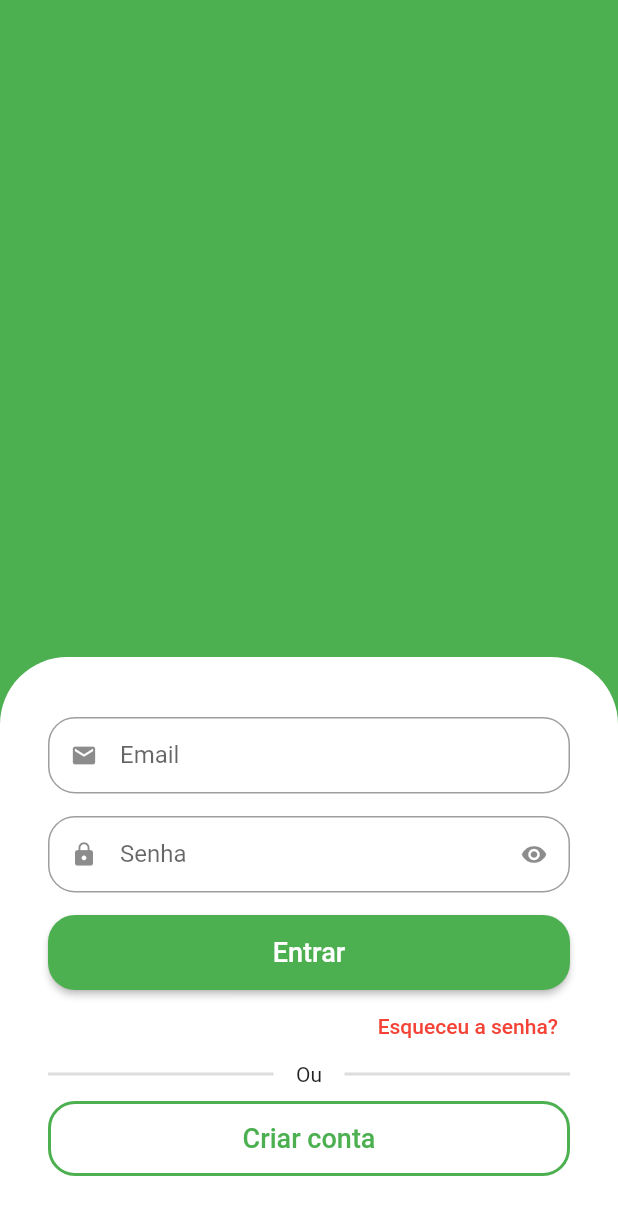
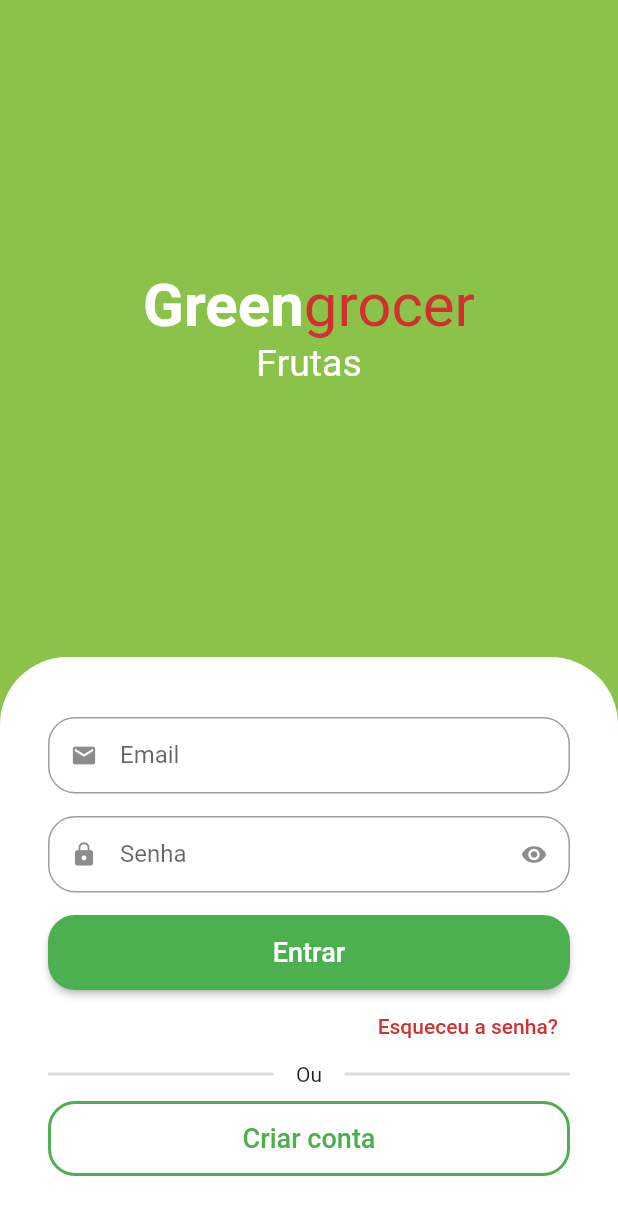
Before and after one commit to paulofreiire/flutter-quitanda, a Flutter app: the screen it shows after launch, on a phone screen of 412 x 824 dp. Shown: the top 1215 px of the screen. Run offline on Flutter 3.47's test engine with Material 2 defaults, Android fonts, the phone set to English and light mode, and no system bars; drawn by our look-alikes of animated_text_kit.

Commit message:
sign in screen

```diff
--- a/lib/src/auth/sign_in_screen.dart
+++ b/lib/src/auth/sign_in_screen.dart
@@ -1,5 +1,7 @@
+import 'package:animated_text_kit/animated_text_kit.dart';
 import 'package:flutter/material.dart';
 import 'package:quitanda/src/auth/components/custom_text_field.dart';
+import 'package:quitanda/src/config/custom_colors.dart';
 
 class SignInScreen extends StatelessWidget {
   const SignInScreen({Key? key}) : super(key: key);
@@ -7,12 +9,55 @@ class SignInScreen extends StatelessWidget {
   @override
   Widget build(BuildContext context) {
     return Scaffold(
-      backgroundColor: Colors.green,
-      body: Column(
+      backgroundColor: CustomColors.customSwatchColor,
+      body: SingleChildScrollView(
+        child: SizedBox(
+          height: MediaQuery.of(context).size.height,
+          width: MediaQuery.of(context).size.width,
+          child: Column(
             children: [
-          Expanded(child: Container()),
+              Expanded(
+                child: Column(
+                  mainAxisAlignment: MainAxisAlignment.center,
+                  children: [
+                    Text.rich(
+                      TextSpan(style: TextStyle(fontSize: 40), children: [
+                        const TextSpan(
+                            text: 'Green',
+                            style: TextStyle(
+                                color: Colors.white,
+                                fontWeight: FontWeight.bold)),
+                        TextSpan(
+                            text: 'grocer',
+                            style: TextStyle(
+                                color: CustomColors.customContrastColor)),
+                      ]),
+                    ),
+                    SizedBox(
+                      height: 30,
+                      child: DefaultTextStyle(
+                        style: const TextStyle(fontSize: 25),
+                        child: AnimatedTextKit(
+                          pause: Duration.zero,
+                          repeatForever: true,
+                          animatedTexts: [
+                            FadeAnimatedText("Frutas"),
+                            FadeAnimatedText("Verduras"),
+                            FadeAnimatedText("Legumes"),
+                            FadeAnimatedText("Carnes"),
+                            FadeAnimatedText("Cereais"),
+                            FadeAnimatedText("Laticíneos"),
+                            FadeAnimatedText("Hortaliças"),
+                          ],
+                        ),
+                      ),
+                    )
+                  ],
+                ),
+              ),
               Container(
-            padding: const EdgeInsets.symmetric(horizontal: 32, vertical: 40),
+                padding:
+                    const EdgeInsets.symmetric(horizontal: 32, vertical: 40),
                 decoration: const BoxDecoration(
                   color: Colors.white,
                   borderRadius: BorderRadius.vertical(
@@ -50,9 +95,10 @@ class SignInScreen extends StatelessWidget {
                       alignment: Alignment.centerRight,
                       child: TextButton(
                           onPressed: () {},
-                      child: const Text(
+                          child: Text(
                             "Esqueceu a senha?",
-                        style: TextStyle(color: Colors.red),
+                            style: TextStyle(
+                                color: CustomColors.customContrastColor),
                           )),
                     ),
                     Padding(
@@ -102,6 +148,8 @@ class SignInScreen extends StatelessWidget {
               ),
             ],
           ),
+        ),
+      ),
     );
   }
 }
--- /dev/null
+++ b/lib/src/config/custom_colors.dart
@@ -0,0 +1,20 @@
+import 'package:flutter/material.dart';
+
+Map<int, Color> _swatchOpacity = {
+  50: const Color.fromRGBO(139, 195, 74, .1),
+  100: const Color.fromRGBO(139, 195, 74, .2),
+  200: const Color.fromRGBO(139, 195, 74, .3),
+  300: const Color.fromRGBO(139, 195, 74, .4),
+  400: const Color.fromRGBO(139, 195, 74, .5),
+  500: const Color.fromRGBO(139, 195, 74, .6),
+  600: const Color.fromRGBO(139, 195, 74, .7),
+  700: const Color.fromRGBO(139, 195, 74, .8),
+  800: const Color.fromRGBO(139, 195, 74, .9),
+  900: const Color.fromRGBO(139, 195, 74, 1),
+};
+
+abstract class CustomColors {
+  static Color customContrastColor = Colors.red.shade700;
+  static MaterialColor customSwatchColor =
+      MaterialColor(0xff8BC34A, _swatchOpacity);
+}
--- a/pubspec.yaml
+++ b/pubspec.yaml
@@ -29,7 +29,7 @@ environment:
 dependencies:
   flutter:
     sdk: flutter
-
+  animated_text_kit:
 
   # The following adds the Cupertino Icons font to your application.
   # Use with the CupertinoIcons class for iOS style icons.
```
Also changed, not shown: pubspec.lock. Lines whose indentation alone changed are shown as unchanged.
